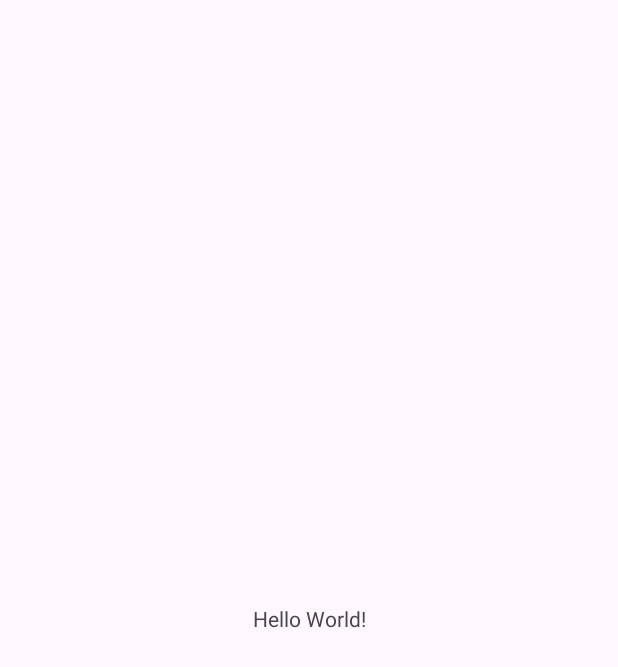
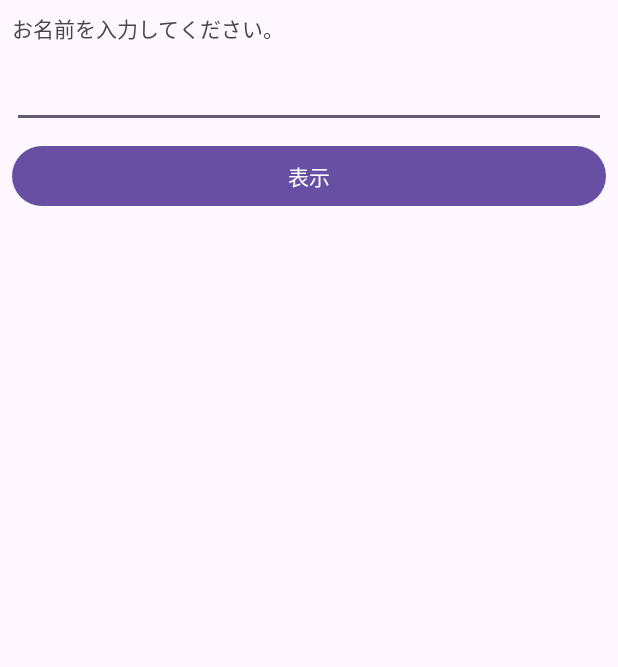
Before and after one commit to itc-s22021/Android1, an Android app: the screen it shows after launch (MainActivity), on a phone screen of 412 x 824 dp. Before the commit the part shown is almost empty. Shown: the top 667 px of the screen. Run offline under Robolectric (Android 15) with nearby library versions, the phone set to English and light mode, and no system bars.

Commit message:
4.2.8 イベントリスナが動くまで

```diff
--- a/HelloSample/app/src/main/java/jp/ac/it_college/std/s22021/hellosample/MainActivity.kt
+++ b/HelloSample/app/src/main/java/jp/ac/it_college/std/s22021/hellosample/MainActivity.kt
@@ -2,10 +2,38 @@ package jp.ac.it_college.std.s22021.hellosample
 
 import androidx.appcompat.app.AppCompatActivity
 import android.os.Bundle
+import android.view.View
+import android.widget.Button
+import android.widget.EditText
+import android.widget.TextView
 
 class MainActivity : AppCompatActivity() {
     override fun onCreate(savedInstanceState: Bundle?) {
         super.onCreate(savedInstanceState)
         setContentView(R.layout.activity_main)
+
+        // ボタンをとってくる
+        val btClick = findViewById<Button>(R.id.btClick)
+        // リスナクラスのインスタンスを作る
+        val listener = HelloListener()
+        //　ボタンにリスナを設定する
+        btClick.setOnClickListener(listener)
+    }
+
+    private inner class HelloListener : View.OnClickListener {
+        override fun onClick(v: View?) {
+            // 名前が入力されるであろう　EditText をとってくる
+            val input = findViewById<EditText>(R.id.etName)
+
+            //　メッセージを出力する先の TextView をとってくる
+            val output = findViewById<TextView>(R.id.tvOutput)
+
+            // input(EditText) から入力内容を取り出して String型へ
+            val inputStr = input.text.toString()
+
+            //　メッセージを出す
+            output.text = "${inputStr}さん、こんにちは"
+        }
+
     }
 }
--- a/HelloSample/app/src/main/res/layout/activity_main.xml
+++ b/HelloSample/app/src/main/res/layout/activity_main.xml
@@ -1,18 +1,41 @@
 <?xml version="1.0" encoding="utf-8"?>
-<androidx.constraintlayout.widget.ConstraintLayout xmlns:android="http://schemas.android.com/apk/res/android"
+<LinearLayout xmlns:android="http://schemas.android.com/apk/res/android"
     xmlns:app="http://schemas.android.com/apk/res-auto"
     xmlns:tools="http://schemas.android.com/tools"
     android:layout_width="match_parent"
-    android:layout_height="match_parent"
-    tools:context=".MainActivity">
+    android:layout_height="wrap_content"
+    android:orientation="vertical"
+    android:padding="8dp">
 
     <TextView
         android:layout_width="wrap_content"
         android:layout_height="wrap_content"
-        android:text="Hello World!"
-        app:layout_constraintBottom_toBottomOf="parent"
-        app:layout_constraintEnd_toEndOf="parent"
-        app:layout_constraintStart_toStartOf="parent"
-        app:layout_constraintTop_toTopOf="parent" />
+        android:labelFor="@id/etName"
+        android:text="@string/tv_name" />
 
-</androidx.constraintlayout.widget.ConstraintLayout>
+    <EditText
+        android:id="@+id/etName"
+        android:layout_width="match_parent"
+        android:layout_height="wrap_content"
+        android:layout_marginTop="8dp"
+        android:autofillHints="personName"
+        android:inputType="text|textPersonName"
+        android:maxHeight="488dp"
+        android:minHeight="48dp" />
+
+    <Button
+        android:id="@+id/btClick"
+        android:layout_width="match_parent"
+        android:layout_height="wrap_content"
+        android:layout_marginTop="8dp"
+        android:text="@string/bt_click" />
+
+    <TextView
+        android:id="@+id/tvOutput"
+        android:layout_width="match_parent"
+        android:layout_height="wrap_content"
+        android:layout_marginTop="24dp"
+        android:textSize="24sp"
+        tools:text="しんぞうさん、こんにちは！" />
+
+</LinearLayout>
--- a/HelloSample/app/src/main/res/values/strings.xml
+++ b/HelloSample/app/src/main/res/values/strings.xml
@@ -1,3 +1,5 @@
 <resources>
-    <string name="app_name">HelloSample</string>
+    <string name="app_name">イベントとリスナサンプル</string>
+    <string name="tv_name">お名前を入力してください。</string>
+    <string name="bt_click">表示</string>
 </resources>
```
